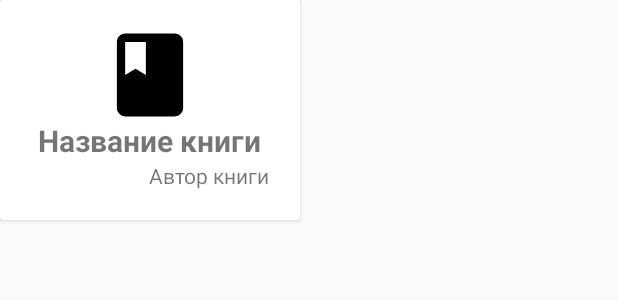
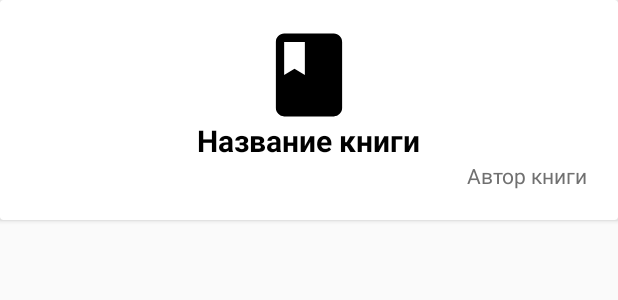
Before and after one commit to Fidan-android/Library, an Android app: the layout common_data_item.xml on its own in the app's theme, with its tools: preview values and no code run, on a phone screen of 412 x 824 dp. Shown: the top 300 px of the screen. Run offline under Robolectric (Android 15) with nearby library versions, the phone set to English and light mode, and no system bars.

Commit message:
Library App

```diff
--- a/app/src/main/java/com/example/library/data/service/ConnectService.kt
+++ b/app/src/main/java/com/example/library/data/service/ConnectService.kt
@@ -15,6 +15,7 @@ class ConnectService {
                     .open(fileName).bufferedReader().use {
                         it.readText()
                     }
+                Log.d("FILE CONTENT", jsonString)
             } catch (ex: Exception) {
                 ex.printStackTrace()
                 return ex.message!!
--- a/app/src/main/java/com/example/library/data/service/DbServiceImpl.kt
+++ b/app/src/main/java/com/example/library/data/service/DbServiceImpl.kt
@@ -1,8 +1,9 @@
 package com.example.library.data.service
 
 import android.content.Context
+import android.util.Log
 import com.example.library.data.model.Library
-import com.example.library.domain.model.Book
+import com.example.library.data.model.Book
 import com.example.library.domain.service.DbService
 import com.google.gson.Gson
 
@@ -71,6 +72,7 @@ class DbServiceImpl(private val applicationContext: Context): DbService {
                 allowedChars.random()
             }
             .joinToString("")
+        Log.d("TOKEN", randomString)
         return randomString
     }
 
--- a/app/src/main/java/com/example/library/data/service/NameOfFiles.kt
+++ b/app/src/main/java/com/example/library/data/service/NameOfFiles.kt
@@ -2,8 +2,7 @@ package com.example.library.data.service
 
 object NameOfFiles {
     const val libraries: String = "json/libraries.json"
-    const val books: String = "books.json"
-    const val myBooks: String = "myBooks.json"
+    const val books: String = "json/books.json"
     const val accounts: String = "accounts.json"
     const val tokens: String = "tokens.json"
 }
--- a/app/src/main/java/com/example/library/domain/service/DbService.kt
+++ b/app/src/main/java/com/example/library/domain/service/DbService.kt
@@ -1,9 +1,7 @@
 package com.example.library.domain.service
 
-import com.example.library.GlobalApplication
 import com.example.library.data.model.Library
-import com.example.library.data.service.TypeJsonString
-import com.example.library.domain.model.Book
+import com.example.library.data.model.Book
 
 interface DbService {
 
--- a/app/src/main/java/com/example/library/presentation/activity/books/BooksActivity.kt
+++ b/app/src/main/java/com/example/library/presentation/activity/books/BooksActivity.kt
@@ -3,6 +3,8 @@ package com.example.library.presentation.activity.books
 import android.os.Bundle
 import androidx.appcompat.app.AppCompatActivity
 import androidx.lifecycle.ViewModelProvider
+import androidx.recyclerview.widget.GridLayoutManager
+import androidx.recyclerview.widget.RecyclerView
 import com.example.library.databinding.ActivityBooksBinding
 import com.example.library.domain.di.repository_modules.RepositoryModule
 import com.example.library.domain.di.service_modules.ServiceModule
--- a/app/src/main/java/com/example/library/presentation/adapter/CommonDataRecyclerAdapter.kt
+++ b/app/src/main/java/com/example/library/presentation/adapter/CommonDataRecyclerAdapter.kt
@@ -1,5 +1,6 @@
 package com.example.library.presentation.adapter
 
+import android.annotation.SuppressLint
 import android.view.LayoutInflater
 import android.view.View
 import android.view.ViewGroup
@@ -33,6 +34,7 @@ class CommonDataRecyclerAdapter<E>(private val bookList: ArrayList<Book>):
         }
     }
 
+    @SuppressLint("NotifyDataSetChanged")
     fun show(data: ArrayList<Book>) {
         bookList.clear()
         bookList.addAll(data)
--- a/app/src/main/res/layout/activity_books.xml
+++ b/app/src/main/res/layout/activity_books.xml
@@ -5,7 +5,7 @@
     android:layout_width="match_parent"
     android:layout_height="match_parent"
     tools:context=".presentation.activity.books.BooksActivity"
-    android:background="@color/white"
+    app:background="@color/white"
     android:orientation="vertical">
 
     <androidx.recyclerview.widget.RecyclerView
@@ -13,6 +13,7 @@
         app:layoutManager="androidx.recyclerview.widget.GridLayoutManager"
         android:layout_width="match_parent"
         android:layout_height="0dp"
-        android:layout_weight="1"/>
+        android:layout_weight="1"
+        app:background="@color/white"/>
 
 </LinearLayout>
--- a/app/src/main/res/layout/common_data_item.xml
+++ b/app/src/main/res/layout/common_data_item.xml
@@ -2,14 +2,16 @@
 <androidx.cardview.widget.CardView
     xmlns:android="http://schemas.android.com/apk/res/android"
     xmlns:app="http://schemas.android.com/apk/res-auto"
-    android:layout_width="200dp"
-    android:layout_height="wrap_content">
+    android:layout_width="match_parent"
+    android:layout_height="wrap_content"
+    app:background="@color/white">
     <LinearLayout
         android:layout_width="match_parent"
         android:layout_height="match_parent"
         android:layout_gravity="center"
         android:orientation="vertical"
-        android:layout_margin="20dp">
+        android:layout_margin="20dp"
+        android:background="@color/white">
 
         <ImageView
             android:id="@+id/book_image"
@@ -27,7 +29,8 @@
             android:layout_gravity="center"
             android:textStyle="bold"
             android:textSize="20sp"
-            android:textAlignment="center"/>
+            android:textAlignment="center"
+            android:textColor="@color/black"/>
 
         <TextView
             android:id="@+id/book_author"
@@ -36,7 +39,8 @@
             android:text="@string/Example_author"
             android:layout_gravity="center_horizontal|end"
             android:textSize="14sp"
-            android:textAlignment="center"/>
+            android:textAlignment="center"
+            android:textColor="@color/gray"/>
 
     </LinearLayout>
 </androidx.cardview.widget.CardView>
--- a/app/src/main/res/values-night/themes.xml
+++ b/app/src/main/res/values-night/themes.xml
@@ -1,5 +1,4 @@
 <resources xmlns:tools="http://schemas.android.com/tools">
     <!-- Base application theme. -->
-    <style name="Theme.Library" parent="Theme.AppCompat.DayNight.NoActionBar"/>
-
+    <style name="Theme.Library" parent="Theme.AppCompat.Light.NoActionBar"/>
 </resources>
```
Also changed, not shown: app/src/main/java/com/example/library/data/repository/BookRepositoryImpl.kt (+6 -1 lines), app/src/main/java/com/example/library/domain/model/Book.kt (+1 -8 lines), app/src/main/java/com/example/library/presentation/activity/SplashScreenActivity.kt (+5 -2 lines), app/src/main/java/com/example/library/presentation/activity/login/LoginActivity.kt (+6 -2 lines).
